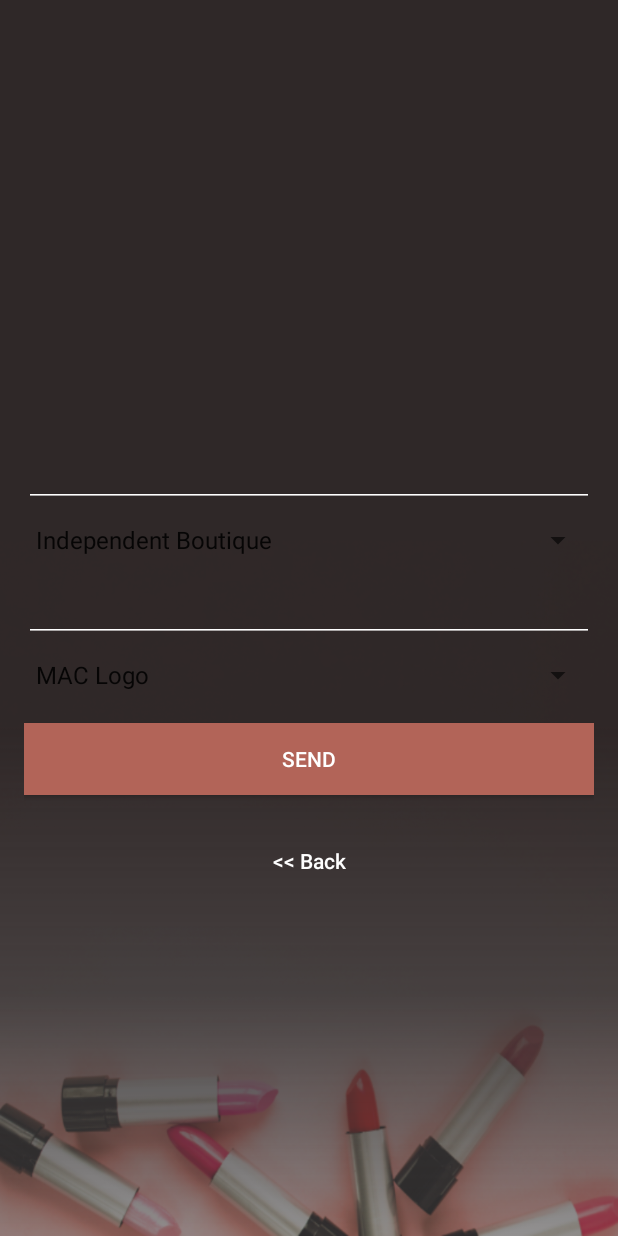
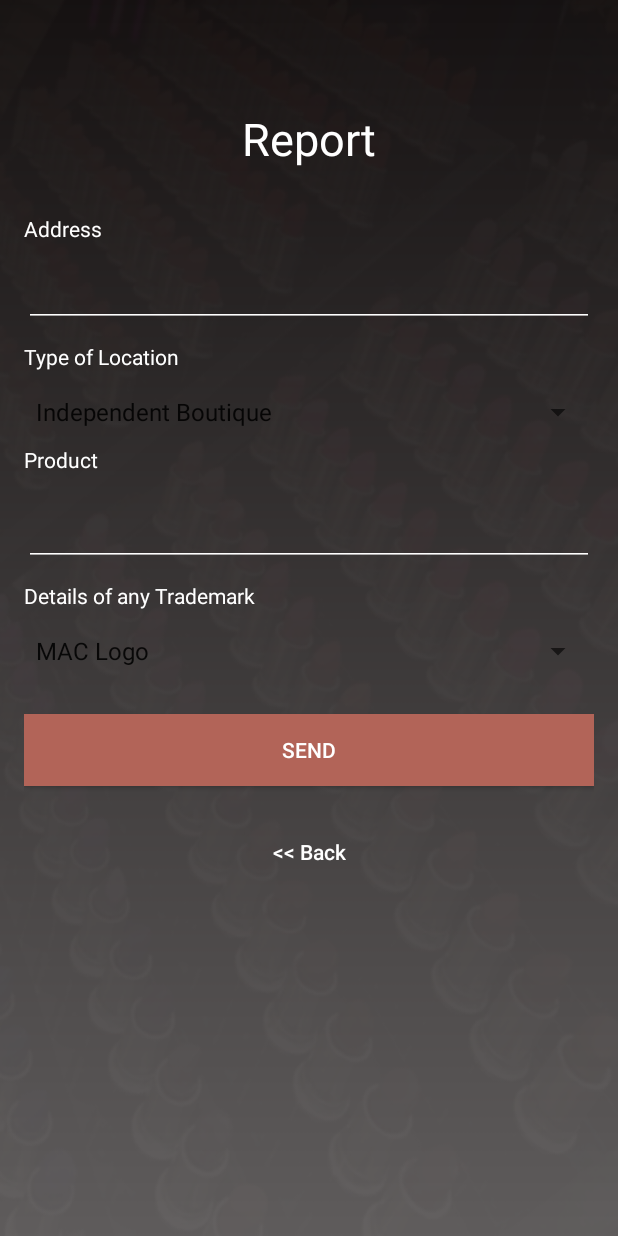
Before and after one commit to moldezjosh/CapstoneProject, an Android app: the layout activity_report.xml on its own in the app's theme, with its tools: preview values and no code run, on a phone screen of 412 x 824 dp. Run offline under Robolectric (Android 15) with nearby library versions, the phone set to English and light mode, and no system bars.

Commit message:
added bg to report UI

```diff
--- a/app/src/main/java/com/capstoneproject/capstone/ReportActivity.java
+++ b/app/src/main/java/com/capstoneproject/capstone/ReportActivity.java
@@ -59,6 +59,7 @@ public class ReportActivity extends AppCompatActivity {
     protected void onCreate(Bundle savedInstanceState) {
         super.onCreate(savedInstanceState);
 
+        getSupportActionBar().hide();
         setContentView(R.layout.activity_report);
 
         firebaseDatabase = FirebaseDatabase.getInstance();
--- a/app/src/main/res/layout/activity_report.xml
+++ b/app/src/main/res/layout/activity_report.xml
@@ -5,15 +5,29 @@
     android:layout_width="match_parent"
     android:layout_height="match_parent"
     android:fitsSystemWindows="true"
-    android:background="@drawable/login_bg"
+    android:background="@drawable/report_bg"
     tools:context=".ReportActivity">
 
     <LinearLayout
         android:layout_width="fill_parent"
         android:layout_height="fill_parent"
-        android:gravity="center"
         android:orientation="vertical"
         android:padding="@dimen/activity_horizontal_margin">
+
+        <TextView
+            android:layout_width="match_parent"
+            android:layout_height="wrap_content"
+            android:text="Report"
+            android:textSize="30dp"
+            android:textColor="@color/white"
+            android:gravity="center_horizontal"
+            android:layout_marginBottom="30dp"/>
+
+        <TextView
+            android:layout_width="match_parent"
+            android:layout_height="wrap_content"
+            android:text="Address"
+            android:textColor="@color/white"/>
 
         <android.support.design.widget.TextInputLayout
             android:layout_width="match_parent"
@@ -30,6 +44,13 @@
                 android:backgroundTint="@color/white"/>
         </android.support.design.widget.TextInputLayout>
 
+        <TextView
+            android:layout_width="match_parent"
+            android:layout_height="wrap_content"
+            android:text="Type of Location"
+            android:textColor="@color/white"
+            android:layout_marginBottom="15dp"/>
+
         <android.support.design.widget.TextInputLayout
             android:layout_width="match_parent"
             android:layout_height="wrap_content">
@@ -38,9 +59,17 @@
                 android:id="@+id/location_spin"
                 android:layout_width="match_parent"
                 android:layout_height="wrap_content"
+                android:layout_marginBottom="10dp"
                 android:entries="@array/location_arrays"
                 android:prompt="@string/location_prompt" />
         </android.support.design.widget.TextInputLayout>
+
+        <TextView
+            android:layout_width="match_parent"
+            android:layout_height="wrap_content"
+            android:text="Product"
+            android:textColor="@color/white"
+            android:layout_marginBottom="5dp"/>
 
         <android.support.design.widget.TextInputLayout
             android:layout_width="match_parent"
@@ -57,6 +86,13 @@
                 android:backgroundTint="@color/white"/>
         </android.support.design.widget.TextInputLayout>
 
+        <TextView
+            android:layout_width="match_parent"
+            android:layout_height="wrap_content"
+            android:text="Details of any Trademark"
+            android:textColor="@color/white"
+            android:layout_marginBottom="15dp"/>
+
         <android.support.design.widget.TextInputLayout
             android:layout_width="match_parent"
             android:layout_height="wrap_content">
@@ -65,11 +101,12 @@
                 android:id="@+id/detail_spin"
                 android:layout_width="match_parent"
                 android:layout_height="wrap_content"
+                android:layout_marginBottom="10dp"
                 android:entries="@array/detail_arrays"
                 android:prompt="@string/detail_prompt" />
         </android.support.design.widget.TextInputLayout>
 
-        <!-- Login Button -->
+        <!-- Send Button -->
 
         <Button
             android:id="@+id/btn_submit"
```
Also changed, not shown: app/src/main/res/drawable/report_bg.png (added).
